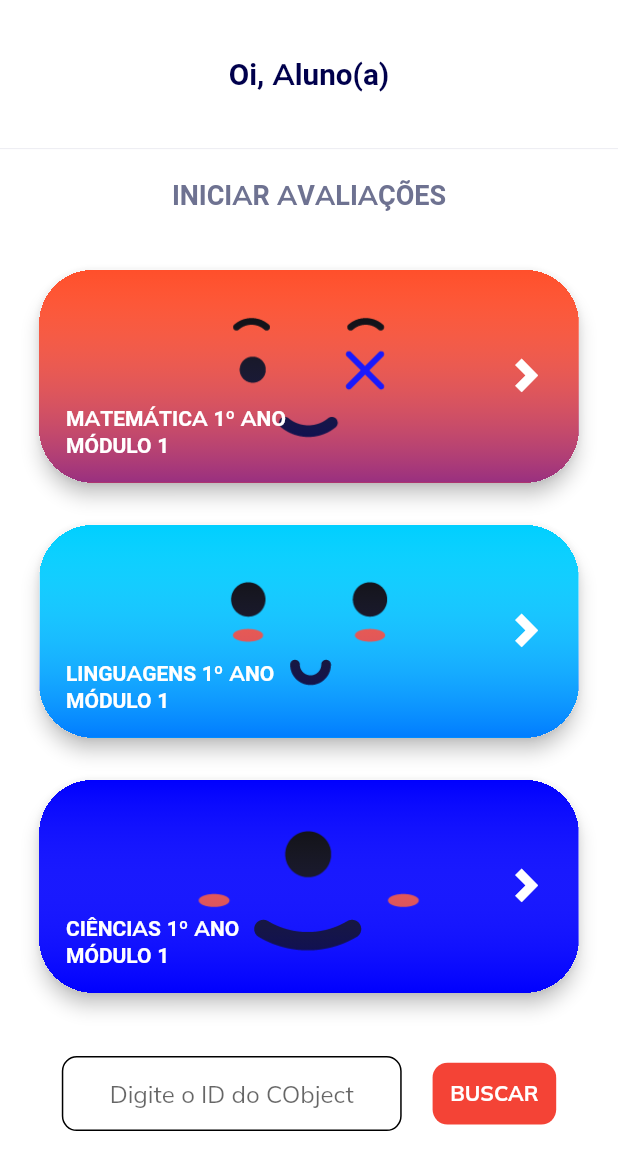
After one commit to ipti/br.ipti.org.synapseedu.app, a Flutter app: the AdminPage screen opened by its route, after a tap on "MATEMÁTICA 1º ANO", on a phone screen of 412 x 824 dp. The commit adds this screen. Shown: the top 1170 px of the screen. Run offline on Flutter 3.47's test engine with Material 2 defaults, Android fonts, the light colour scheme and no system bars; our stand-ins replace audioplayers, dio, file, flutter_riverpod, google_fonts, googleapis_auth and 6 more; missing offline and left inert: fdottedline, flutter_audio_recorder, flutter_inappwebview, googleapis, qr_code_scanner, twilio_phone_verify; accounts and stored records are empty; network calls fail; key blocks and very long unbroken strings in the code were emptied for the run.

Commit message:
feat: Admin screen flow created

```diff
--- /dev/null
+++ b/lib/admin/admin_page.dart
@@ -0,0 +1,136 @@
+import 'package:elesson/activity_selection/block_selection_view.dart';
+import 'package:elesson/share/api.dart';
+import 'package:elesson/share/general_widgets.dart';
+import 'package:elesson/share/question_widgets.dart';
+import 'package:flutter/material.dart';
+import 'package:shared_preferences/shared_preferences.dart';
+
+class AdminPage extends StatefulWidget {
+  @override
+  _AdminPageState createState() => _AdminPageState();
+}
+
+class _AdminPageState extends State<AdminPage> {
+  SharedPreferences prefs;
+  TextEditingController cobjectId = TextEditingController();
+  // @override
+  // void didChangeDependencies() async {
+  //   prefs = await SharedPreferences.getInstance();
+  //   setState(() {});
+  //   super.didChangeDependencies();
+  // }
+
+  void redirectToQuestion(int cobjectIdIndex, String disciplineId, String discipline) async {
+    var blockId = await ApiBlock.getBlockByDiscipline(disciplineId);
+    var responseBlock = await ApiBlock.getBlock(blockId);
+    List<String> cobjectIdList = [];
+    int cobjectId = prefs.getInt('last_cobject_$discipline') ?? 0;
+    int questionIndex = prefs.getInt('last_question_$discipline') ?? 0;
+    responseBlock.data[0]["cobject"].forEach((cobject) {
+      // print(cobject["id"]);
+      cobjectIdList.add(cobject["id"]);
+    });
+    print(cobjectIdList);
+
+    getCobject(cobjectId, context, cobjectIdList, piecesetIndex: questionIndex);
+  }
+
+  @override
+  Widget build(BuildContext context) {
+    double heightScreen = MediaQuery.of(context).size.height;
+    double widthScreen = MediaQuery.of(context).size.width;
+
+    return Scaffold(
+      backgroundColor: Colors.white,
+      body: SingleChildScrollView(
+        child: Column(
+          children: [
+            initTitle(text: "Oi, $studentName", heightScreen: heightScreen, bottomMargin: 20),
+            Text('INICIAR AVALIAÇÕES', style: TextStyle(color: Color(0XFF6E7291), fontWeight: FontWeight.bold, fontFamily: "ElessonIconLib", fontSize: 18)),
+            SizedBox(height: 36.0),
+            ElessonCardWidget(
+              blockDone: false,
+              backgroundImage: "assets/img/mate.png",
+              text: "MATEMÁTICA 1º ANO",
+              textModulo: 'MÓDULO 1',
+              screenWidth: widthScreen,
+              onTap: (value) {
+                if (mathOk == false)
+                  redirectToQuestion(0, '2', 'Matemática');
+                else
+                  print("Você já fez essa tarefinha!");
+              },
+              context: context,
+            ),
+            ElessonCardWidget(
+              blockDone: false,
+              backgroundImage: "assets/img/ling.png",
+              text: "LINGUAGENS 1º ANO",
+              textModulo: 'MÓDULO 1',
+              screenWidth: widthScreen,
+              onTap: (value) {
+                // if (langOk == false)
+                redirectToQuestion(0, '1', 'Português');
+                // else
+                //   print("Você já fez essa tarefinha!");
+              },
+              context: context,
+            ),
+            ElessonCardWidget(
+              blockDone: false,
+              backgroundImage: "assets/img/cien.png",
+              text: "CIÊNCIAS 1º ANO",
+              textModulo: 'MÓDULO 1',
+              screenWidth: widthScreen,
+              onTap: (value) {
+                if (sciOk == false)
+                  redirectToQuestion(0, '3', 'Ciências');
+                else
+                  print("Você já fez essa tarefinha!");
+                // print("Este bloco estará disponível em breve!");
+              },
+              context: context,
+            ),
+            Container(
+              width: widthScreen * 0.8,
+              height: heightScreen * 0.1,
+              child: Row(mainAxisAlignment: MainAxisAlignment.spaceBetween,
+                children: [
+                  Container(
+                    decoration: BoxDecoration(border: Border.all(color: Colors.black), borderRadius: BorderRadius.circular(10)),
+                    width: widthScreen * 0.55,
+                    child: TextFormField(
+                      textAlign: TextAlign.center,decoration: InputDecoration(hintText: 'Digite o ID do CObject',border: InputBorder.none),
+                      controller: cobjectId,
+                    ),
+                  ),
+                  GestureDetector(
+                    behavior: HitTestBehavior.translucent,
+                    onTap: () {
+                      getCobject(0,context,[cobjectId.text]);
+                      // ApiCobject.getQuestao(0,[cobjectId.text])cobjectId.text;
+                    },
+                    child: Container(
+                      decoration: BoxDecoration(
+                        borderRadius: BorderRadius.circular(10),
+                        color: Colors.red,
+                      ),
+                      width: widthScreen * 0.2,
+                      height: heightScreen * 0.05,
+                      child: Center(
+                        child: Text(
+                          'BUSCAR',
+                          style: TextStyle(color: Colors.white, fontWeight: FontWeight.bold),
+                        ),
+                      ),
+                    ),
+                  ),
+                ],
+              ),
+            ),
+          ],
+        ),
+      ),
+    );
+  }
+}
--- a/lib/login/auto_login.dart
+++ b/lib/login/auto_login.dart
@@ -1,8 +1,10 @@
+import 'package:elesson/share/question_widgets.dart';
 import 'package:shared_preferences/shared_preferences.dart';
 
 Future<bool> isUserConfirmed() async {
   SharedPreferences prefs = await SharedPreferences.getInstance();
   bool isConfirmed = prefs.getBool('isConfirmed') ?? false;
+  isAdmin = prefs.getBool('admin') ?? false;
   // print('Confirmed ${isConfirmed.toString()}');
   return isConfirmed;
 }
--- a/lib/root/logged_or_not.dart
+++ b/lib/root/logged_or_not.dart
@@ -1,5 +1,5 @@
 import 'package:elesson/init_pages/space_selection.dart';
-import 'package:elesson/root/start_and_send_test.dart';
+import 'package:elesson/root/start_and_send_test(descontinuada).dart';
 import 'package:flutter/material.dart';
 
 // ESSA É UMA BASE DE UM PROJETO MEU QUE USA FIREBASE E FUNCIONA COM O PERSISTENTE, PODEMOS USAR ELA COMO BASE PARA FAZER A NOSSA,
--- a/lib/share/question_widgets.dart
+++ b/lib/share/question_widgets.dart
@@ -3,7 +3,7 @@ import 'dart:io';
 import 'package:audioplayers/audioplayers.dart';
 import 'package:elesson/activity_selection/activity_selection_view.dart';
 import 'package:elesson/activity_selection/block_selection_view.dart';
-import 'package:elesson/root/start_and_send_test.dart';
+import 'package:elesson/root/start_and_send_test(descontinuada).dart';
 import 'package:elesson/share/qr_code_reader.dart';
 import 'package:elesson/template_questoes/PRE_IMG_IA.dart';
 import 'package:elesson/template_questoes/PRE_SOM_IA.dart';
@@ -44,6 +44,7 @@ bool timeStartIscaptured = false;
 int timeEnd = 0;
 
 bool isLogged = false;
+bool isAdmin = false;
 
 Color buttonBackground = Colors.white;
 Color iconBackground = Color(0xFF0000FF);
@@ -83,8 +84,7 @@ getCobjectList(String disciplineId) async {
   // return cobjectIdList;
 }
 
-getCobject(int cobjectIndex, BuildContext context, List<String> cobjectIdList,
-    {int piecesetIndex = 0}) async {
+getCobject(int cobjectIndex, BuildContext context, List<String> cobjectIdList, {int piecesetIndex = 0}) async {
   int cobjectIdListLength = cobjectIdList.length;
   cobjectList.clear();
   // piecesetIndex pode substituir o questionIndex
@@ -104,30 +104,12 @@ getCobject(int cobjectIndex, BuildContext context, List<String> cobjectIdList,
 
     switch (questionType) {
       case "PRE_VISION":
-        Navigator.of(context).pushNamedAndRemoveUntil(
-            PreImgIa.routeName,
-            ModalRoute.withName(StartAndSendTest.routeName),
-            arguments: ScreenArguments(
-                cobjectList,
-                cobjectIdList,
-                cobjectIdListLength,
-                cobjectList[0].questions.length,
-                piecesetIndex,
-                'PRE_VISION',
-                cobjectIndex));
+        Navigator.of(context).pushNamedAndRemoveUntil(PreImgIa.routeName, ModalRoute.withName(StartAndSendTest.routeName),
+            arguments: ScreenArguments(cobjectList, cobjectIdList, cobjectIdListLength, cobjectList[0].questions.length, piecesetIndex, 'PRE_VISION', cobjectIndex));
         break;
       case "PRE_EAR":
-        Navigator.of(context).pushNamedAndRemoveUntil(
-            PreSomIa.routeName,
-            ModalRoute.withName(StartAndSendTest.routeName),
-            arguments: ScreenArguments(
-                cobjectList,
-                cobjectIdList,
-                cobjectIdListLength,
-                cobjectList[0].questions.length,
-                piecesetIndex,
-                'PRE_EAR',
-                cobjectIndex));
+        Navigator.of(context).pushNamedAndRemoveUntil(PreSomIa.routeName, ModalRoute.withName(StartAndSendTest.routeName),
+            arguments: ScreenArguments(cobjectList, cobjectIdList, cobjectIdListLength, cobjectList[0].questions.length, piecesetIndex, 'PRE_EAR', cobjectIndex));
         break;
       case 'PRE':
         // //todo voltar ao normal depois aqui
@@ -136,54 +118,20 @@ getCobject(int cobjectIndex, BuildContext context, List<String> cobjectIdList,
         // //todo aqui temos o novaigator levando para o PRE usando IA de imagem
         // Navigator.of(context)
         //     .pushNamedAndRemoveUntil(PreImgIa.routeName, ModalRoute.withName(StartAndSendTest.routeName), arguments: ScreenArguments(cobjectList, 0, 'PRE', cobjectIndex));
-        Navigator.of(context).pushNamedAndRemoveUntil(
-            SingleLineTextQuestion.routeName,
-            ModalRoute.withName(StartAndSendTest.routeName),
-            arguments: ScreenArguments(
-                cobjectList,
-                cobjectIdList,
-                cobjectIdListLength,
-                cobjectList[0].questions.length,
-                piecesetIndex,
-                'PRE',
-                cobjectIndex));
+        Navigator.of(context).pushNamedAndRemoveUntil(SingleLineTextQuestion.routeName, ModalRoute.withName(StartAndSendTest.routeName),
+            arguments: ScreenArguments(cobjectList, cobjectIdList, cobjectIdListLength, cobjectList[0].questions.length, piecesetIndex, 'PRE', cobjectIndex));
         break;
       case 'DDROP':
-        Navigator.of(context).pushNamedAndRemoveUntil(DragAndDrop.routeName,
-            ModalRoute.withName(StartAndSendTest.routeName),
-            arguments: ScreenArguments(
-                cobjectList,
-                cobjectIdList,
-                cobjectIdListLength,
-                cobjectList[0].questions.length,
-                piecesetIndex,
-                'DDROP',
-                cobjectIndex));
+        Navigator.of(context).pushNamedAndRemoveUntil(DragAndDrop.routeName, ModalRoute.withName(StartAndSendTest.routeName),
+            arguments: ScreenArguments(cobjectList, cobjectIdList, cobjectIdListLength, cobjectList[0].questions.length, piecesetIndex, 'DDROP', cobjectIndex));
         break;
       case 'MTE':
-        Navigator.of(context).pushNamedAndRemoveUntil(
-            MultipleChoiceQuestion.routeName,
-            ModalRoute.withName(StartAndSendTest.routeName),
-            arguments: ScreenArguments(
-                cobjectList,
-                cobjectIdList,
-                cobjectIdListLength,
-                cobjectList[0].questions.length,
-                piecesetIndex,
-                'MTE',
-                cobjectIndex));
+        Navigator.of(context).pushNamedAndRemoveUntil(MultipleChoiceQuestion.routeName, ModalRoute.withName(StartAndSendTest.routeName),
+            arguments: ScreenArguments(cobjectList, cobjectIdList, cobjectIdListLength, cobjectList[0].questions.length, piecesetIndex, 'MTE', cobjectIndex));
         break;
       case 'TXT':
-        Navigator.of(context).pushNamedAndRemoveUntil(TextQuestion.routeName,
-            ModalRoute.withName(StartAndSendTest.routeName),
-            arguments: ScreenArguments(
-                cobjectList,
-                cobjectIdList,
-                cobjectIdListLength,
-                cobjectList[0].questions.length,
-                piecesetIndex,
-                'TXT',
-                cobjectIndex));
+        Navigator.of(context).pushNamedAndRemoveUntil(TextQuestion.routeName, ModalRoute.withName(StartAndSendTest.routeName),
+            arguments: ScreenArguments(cobjectList, cobjectIdList, cobjectIdListLength, cobjectList[0].questions.length, piecesetIndex, 'TXT', cobjectIndex));
         break;
     }
   });
@@ -217,8 +165,7 @@ Widget soundButton(BuildContext context, Question question) {
       : null;
 }
 
-void submitLogic(BuildContext context, int questionIndex, int cobjectIndex,
-    String questionType,
+void submitLogic(BuildContext context, int questionIndex, int cobjectIndex, String questionType,
     {String pieceId,
     bool isCorrect,
     int finalTime,
@@ -238,74 +185,35 @@ void submitLogic(BuildContext context, int questionIndex, int cobjectIndex,
   if (questionIndex < cobjectQuestionsLength && questionType != 'TXT') {
     switch (questionType) {
       case 'PRE':
-        Navigator.of(context).pushReplacementNamed(
-            SingleLineTextQuestion.routeName,
-            arguments: ScreenArguments(
-                cobjectList,
-                cobjectIdList,
-                cobjectIdListLength,
-                cobjectQuestionsLength,
-                questionIndex,
-                'PRE',
-                cobjectIndex));
+        Navigator.of(context).pushReplacementNamed(SingleLineTextQuestion.routeName,
+            arguments: ScreenArguments(cobjectList, cobjectIdList, cobjectIdListLength, cobjectQuestionsLength, questionIndex, 'PRE', cobjectIndex));
         break;
       case 'DDROP':
         Navigator.of(context).pushReplacementNamed(DragAndDrop.routeName,
-            arguments: ScreenArguments(
-                cobjectList,
-                cobjectIdList,
-                cobjectIdListLength,
-                cobjectQuestionsLength,
-                questionIndex,
-                'DDROP',
-                cobjectIndex));
+            arguments: ScreenArguments(cobjectList, cobjectIdList, cobjectIdListLength, cobjectQuestionsLength, questionIndex, 'DDROP', cobjectIndex));
         break;
       case 'MTE':
-        Navigator.of(context).pushReplacementNamed(
-            MultipleChoiceQuestion.routeName,
-            arguments: ScreenArguments(
-                cobjectList,
-                cobjectIdList,
-                cobjectIdListLength,
-                cobjectQuestionsLength,
-                questionIndex,
-                'MTE',
-                cobjectIndex));
+        Navigator.of(context).pushReplacementNamed(MultipleChoiceQuestion.routeName,
+            arguments: ScreenArguments(cobjectList, cobjectIdList, cobjectIdListLength, cobjectQuestionsLength, questionIndex, 'MTE', cobjectIndex));
         break;
     }
-  } else if (questionType == 'TXT' &&
-      indexTextQuestion < cobjectQuestionsLength) {
+  } else if (questionType == 'TXT' && indexTextQuestion < cobjectQuestionsLength) {
     // Para resolver o problema de pop na questão de texto tem que reavaliar a lógica
     // do botão de voltar na questão de texto
     // prefs.setInt('last_question_$discipline', indexTextQuestion);
     if (questionIndex == 0) {
       indexTextQuestion = 0;
       Navigator.of(context).pushReplacementNamed(TextQuestion.routeName,
-          arguments: ScreenArguments(
-              cobjectList,
-              cobjectIdList,
-              cobjectIdListLength,
-              cobjectQuestionsLength,
-              questionIndex,
-              'TXT',
-              cobjectIndex));
+          arguments: ScreenArguments(cobjectList, cobjectIdList, cobjectIdListLength, cobjectQuestionsLength, questionIndex, 'TXT', cobjectIndex));
     } else {
       print('Índice da questão: $indexTextQuestion');
       Navigator.of(context).pushNamed(TextQuestion.routeName,
-          arguments: ScreenArguments(
-              cobjectList,
-              cobjectIdList,
-              cobjectIdListLength,
-              cobjectQuestionsLength,
-              indexTextQuestion,
-              'TXT',
-              cobjectIndex));
+          arguments: ScreenArguments(cobjectList, cobjectIdList, cobjectIdListLength, cobjectQuestionsLength, indexTextQuestion, 'TXT', cobjectIndex));
     }
   } else {
     if (questionType == 'TXT') {
       //todo enviar como correto
-      Answer().sendAnswerToApi(pieceId, true, 0,
-          intervalResolution: 0, groupId: "", value: "");
+      Answer().sendAnswerToApi(pieceId, true, 0, intervalResolution: 0, groupId: "", value: "");
     }
 
     // Alterei o if(++cobjectIndex para o atual, inclusive alterando o endereço do getCobject. Caso tenha problema de não alterar o cobject, é isso);
@@ -346,30 +254,15 @@ void submitLogic(BuildContext context, int questionIndex, int cobjectIndex,
       }
 
       // Navigator.of(context).pushReplacementNamed("/");
-      Navigator.of(context).pushReplacementNamed(
-          BlockConclusionScreen.routeName,
-          arguments: BlockConclusionArguments(
-              discipline: discipline.toUpperCase(),
-              year: year,
-              studentName: studentName ?? 'Name'));
+      Navigator.of(context).pushReplacementNamed(BlockConclusionScreen.routeName,
+          arguments: BlockConclusionArguments(discipline: discipline.toUpperCase(), year: year, studentName: studentName ?? 'Name'));
       // }
     }
   }
 }
 
-Widget submitAnswer(
-    BuildContext context,
-    List<Cobject> cobjectList,
-    String questionType,
-    int questionIndex,
-    int cobjectIndex,
-    String pieceId,
-    bool isCorrect,
-    {String groupId,
-    String value,
-    List<String> cobjectIdList,
-    int cobjectIdListLength,
-    int cobjectQuestionsLength}) {
+Widget submitAnswer(BuildContext context, List<Cobject> cobjectList, String questionType, int questionIndex, int cobjectIndex, String pieceId, bool isCorrect,
+    {String groupId, String value, List<String> cobjectIdList, int cobjectIdListLength, int cobjectQuestionsLength}) {
   double screenHeight = MediaQuery.of(context).size.height;
   double buttonHeight = 48 > screenHeight * 0.0656 ? 48 : screenHeight * 0.0656;
   double minButtonWidth = MediaQuery.of(context).size.width < 411 ? 180 : 259;
@@ -402,10 +295,8 @@ Widget submitAnswer(
 
           print('tempo de diferença ${timeEnd - timeStart}');
           // modifiquei para funcionar.
-          Answer().sendAnswerToApi(pieceId, isCorrect, timeEnd,
-              intervalResolution: timeEnd - timeStart,
-              groupId: groupId != null ? groupId : "",
-              value: value != null ? value : "");
+          Answer()
+              .sendAnswerToApi(pieceId, isCorrect, timeEnd, intervalResolution: timeEnd - timeStart, groupId: groupId != null ? groupId : "", value: value != null ? value : "");
           // Answer().sendAnswerToApi(
           //   pieceId,
           //   isCorrect,
@@ -515,17 +406,11 @@ class ElessonCardWidget extends StatelessWidget {
                       children: [
                         Text(
                           text,
-                          style: TextStyle(
-                              color: Colors.white,
-                              fontWeight: FontWeight.bold,
-                              fontFamily: "ElessonIconLib"),
+                          style: TextStyle(color: Colors.white, fontWeight: FontWeight.bold, fontFamily: "ElessonIconLib"),
                         ),
                         Text(
                           textModulo,
-                          style: TextStyle(
-                              color: Colors.white,
-                              fontWeight: FontWeight.bold,
-                              fontFamily: "ElessonIconLib"),
+                          style: TextStyle(color: Colors.white, fontWeight: FontWeight.bold, fontFamily: "ElessonIconLib"),
                         ),
                       ],
                     ),
@@ -533,8 +418,7 @@ class ElessonCardWidget extends StatelessWidget {
                 ),
               ),
               Container(
-                margin: EdgeInsets.only(
-                    left: MediaQuery.of(context).size.width * 0.7),
+                margin: EdgeInsets.only(left: MediaQuery.of(context).size.width * 0.7),
                 alignment: Alignment.centerRight,
                 child: Center(
                   child: Icon(
@@ -552,41 +436,27 @@ class ElessonCardWidget extends StatelessWidget {
 }
 
 Future<String> scan(BuildContext context) async {
-  String returnedValue = await Navigator.push(
-      context,
-      new MaterialPageRoute(
-          builder: (BuildContext context) => new QrCodeReader()));
+  String returnedValue = await Navigator.push(context, new MaterialPageRoute(builder: (BuildContext context) => new QrCodeReader()));
   //todo implementar aqui direcionamento pra aluma pagina se for preciso (OBS: Tem que ser antes do retorno pra não bugar)
   return returnedValue;
 }
 
-Future<void> sendMetaData(
-    {String pieceId,
-    String groupId,
-    int finalTime,
-    int intervalResolution,
-    String value,
-    bool isCorrect}) async {
+Future<void> sendMetaData({String pieceId, String groupId, int finalTime, int intervalResolution, String value, bool isCorrect}) async {
   print("tentando enviar metadata");
   print(isCorrect);
   var response;
   try {
-    response = await http.post(
-        "http://app.elesson.com.br/api-synapse/synapse/performance/actor/save",
-        body: {
+    response = await http.post("http://app.elesson.com.br/api-synapse/synapse/performance/actor/save", body: {
       "mode": "proficiency", //ok
       "piece_id": pieceId, //ok
       "group_id": groupId, //ok
       "actor_id": "5", //ok (mockado)
-          "final_time": finalTime
-              .toString(), //ok // pode ser que precise colocar um .toString()
-          "interval_resolution": intervalResolution
-              .toString(), //ok // pode ser que precise colocar um .toString()
+      "final_time": finalTime.toString(), //ok // pode ser que precise colocar um .toString()
+      "interval_resolution": intervalResolution.toString(), //ok // pode ser que precise colocar um .toString()
       "value": value != null ? value : "",
       "iscorrect": isCorrect.toString(),
       "isMetadata": "true"
-        },
-        headers: {
+    }, headers: {
       HttpHeaders.contentTypeHeader: "application/x-www-form-urlencoded"
     });
     print('foi');
@@ -619,13 +489,7 @@ double double5LoadingPercent = 0;
 double double6LoadingPercent = 0;
 double current = 0;
 // ignore: non_constant_identifier_names, missing_return
-Widget LoadingGestureDetector(
-    {Widget child,
-    Function onLongPress,
-    Function setState,
-    int definedPosition,
-    double widthScreen,
-    bool enableMargin}) {
+Widget LoadingGestureDetector({Widget child, Function onLongPress, Function setState, int definedPosition, double widthScreen, bool enableMargin}) {
   switch (definedPosition) {
     case 1:
       current = double1LoadingPercent;
@@ -670,7 +534,8 @@ Widget LoadingGestureDetector(
         ],
       ),
     ),
-    onHorizontalDragCancel: definedPosition >= 4 ? () {
+    onHorizontalDragCancel: definedPosition >= 4
+        ? () {
             setState(() {
               switch (definedPosition) {
                 case 4:
@@ -690,7 +555,8 @@ Widget LoadingGestureDetector(
                   break;
               }
             });
-    } : null,
+          }
+        : null,
     onPanCancel: () {
       setState(() {
         switch (definedPosition) {
```
Also changed, not shown: lib/main.dart (+6 -5 lines), lib/register/code_verify_view.dart (+20 -23 lines), lib/register/sms_register.dart (+20 -11 lines), lib/register/student_model.dart (+9 -15 lines), lib/share/block_conclusion.dart (+8 -10 lines), lib/root/start_and_send_test(descontinuada).dart (renamed from lib/root/start_and_send_test.dart). Lines whose indentation alone changed are shown as unchanged.
